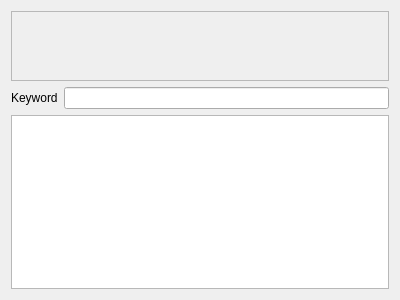
The window that WidgetsModule/Dialogs/widgetsdebugjsondialog.ui (HowCanidothis/DevLib) describes before a commit, drawn with Qt 5.
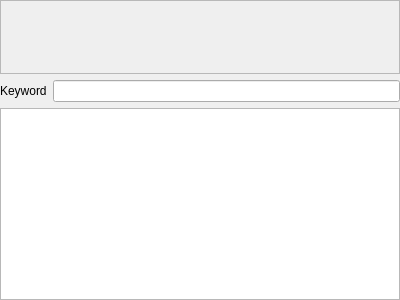
The same window after the commit.

```diff
--- a/WidgetsModule/Dialogs/widgetsdebugjsondialog.ui
+++ b/WidgetsModule/Dialogs/widgetsdebugjsondialog.ui
@@ -14,6 +14,18 @@
    <string>Form</string>
   </property>
   <layout class="QVBoxLayout" name="verticalLayout">
+   <property name="leftMargin">
+    <number>0</number>
+   </property>
+   <property name="topMargin">
+    <number>0</number>
+   </property>
+   <property name="rightMargin">
+    <number>0</number>
+   </property>
+   <property name="bottomMargin">
+    <number>0</number>
+   </property>
    <item>
     <widget class="QScrollArea" name="scrollArea">
      <property name="widgetResizable">
@@ -24,8 +36,8 @@
        <rect>
         <x>0</x>
         <y>0</y>
-        <width>380</width>
-        <height>69</height>
+        <width>398</width>
+        <height>72</height>
        </rect>
       </property>
       <layout class="QVBoxLayout" name="verticalLayout_2"/>
```
